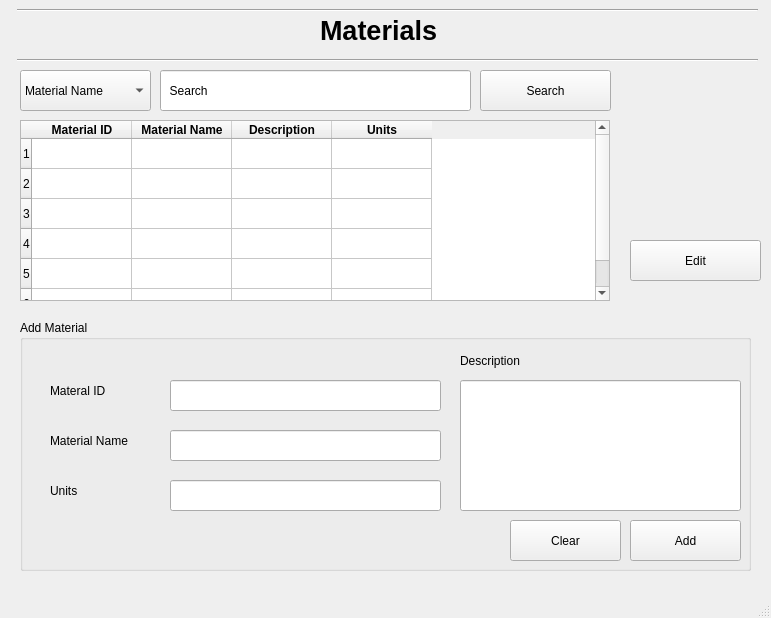
Above: Screens/Materials.ui from basil-ali-khan/Inventory-Management-System before the change. Below: the same form after it.
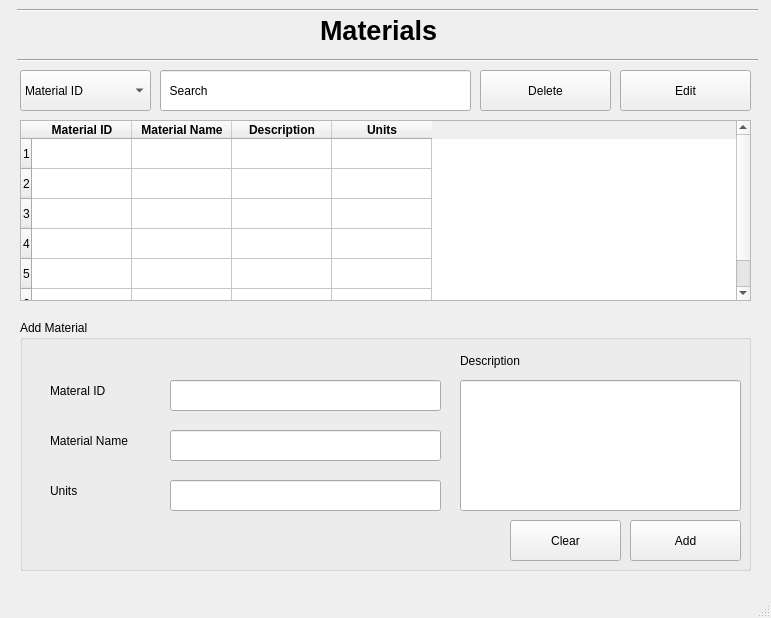
That is the form after the change.

The edit to the form file:
```diff
--- a/Screens/Materials.ui
+++ b/Screens/Materials.ui
@@ -39,7 +39,7 @@
      <rect>
       <x>20</x>
       <y>120</y>
-      <width>590</width>
+      <width>731</width>
       <height>181</height>
      </rect>
     </property>
@@ -127,6 +127,11 @@
       <height>41</height>
      </rect>
     </property>
+    <item>
+     <property name="text">
+      <string>Material ID</string>
+     </property>
+    </item>
     <item>
      <property name="text">
       <string>Material Name</string>
@@ -159,8 +164,8 @@
    <widget class="QPushButton" name="pushButton_4">
     <property name="geometry">
      <rect>
-      <x>630</x>
-      <y>240</y>
+      <x>620</x>
+      <y>70</y>
       <width>131</width>
       <height>41</height>
      </rect>
@@ -324,6 +329,19 @@
      </property>
     </widget>
    </widget>
+   <widget class="QPushButton" name="pushButton_5">
+    <property name="geometry">
+     <rect>
+      <x>480</x>
+      <y>70</y>
+      <width>131</width>
+      <height>41</height>
+     </rect>
+    </property>
+    <property name="text">
+     <string>Delete</string>
+    </property>
+   </widget>
    <widget class="Line" name="line">
     <property name="geometry">
      <rect>
@@ -350,19 +368,6 @@
      <enum>Qt::Horizontal</enum>
     </property>
    </widget>
-   <widget class="QPushButton" name="pushButton_6">
-    <property name="geometry">
-     <rect>
-      <x>480</x>
-      <y>70</y>
-      <width>131</width>
-      <height>41</height>
-     </rect>
-    </property>
-    <property name="text">
-     <string>Search</string>
-    </property>
-   </widget>
   </widget>
   <widget class="QMenuBar" name="menubar">
    <property name="geometry">
```
Left out of the diff: 2 changed lines with no effect on the pictures.
